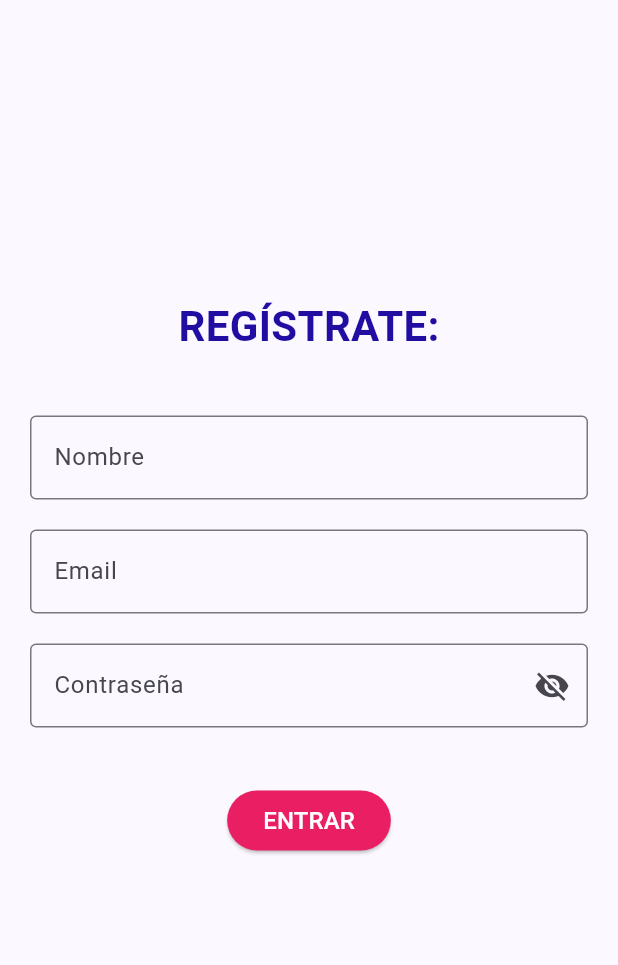
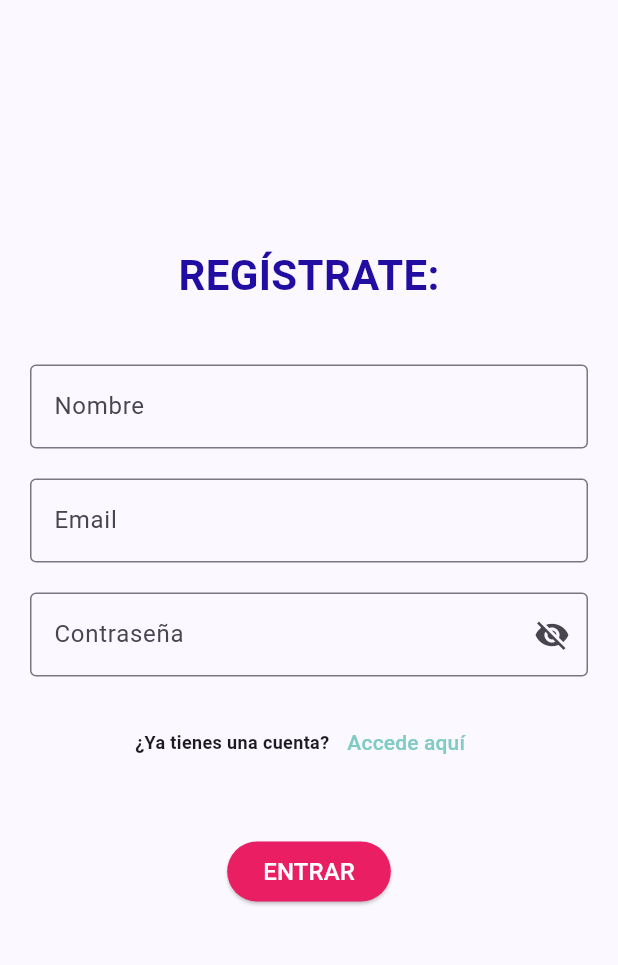
Before and after one commit to isabel-merino/calculadora_cebrecos_fest_local, a Flutter app: the screen it shows after launch, after a tap on "Regístrate aquí", on a phone screen of 412 x 824 dp, the part 84-1049 px from its top. Run offline on Flutter 3.47's test engine with Material 3 defaults, Android fonts, the phone set to English and light mode, and no system bars; our stand-ins replace firebase_core; accounts and stored records are empty.

Commit message:
Improvement of login, sign up and text del recuento

```diff
--- a/lib/screen_login.dart
+++ b/lib/screen_login.dart
@@ -48,14 +48,17 @@ class ScreenLogin extends StatelessWidget{
               Row(
                 mainAxisAlignment: MainAxisAlignment.center,
                 children: [
-                  Text("No tienes una cuenta?"),
+                  Text(
+                    "¿No tienes una cuenta?",
+                    style: TextStyle(fontSize: 12, fontWeight: FontWeight.bold,),
+                  ),
                   TextButton(
                     onPressed: () {
                       Navigator.push(context, MaterialPageRoute(builder: (context) => ScreenSignUp()),);
                     },
                     child: Text(
                       'Regístrate aquí',
-                      style: TextStyle(color: Colors.blue),
+                      style: TextStyle(color: Colors.teal.shade200),
                     ),
                   ),
                 ],
--- a/lib/screen_signup.dart
+++ b/lib/screen_signup.dart
@@ -1,5 +1,6 @@
 import 'package:flutter/material.dart';
 import 'package:calculadora_cebrecos_fest_local/screen_navigation_bar.dart';
+import 'package:calculadora_cebrecos_fest_local/screen_login.dart';
 
 class ScreenSignUp extends StatelessWidget{
 
@@ -50,6 +51,25 @@ class ScreenSignUp extends StatelessWidget{
                   suffixIcon: Icon(Icons.visibility_off),
                 ),
               ),
+              SizedBox(height: 20,),
+              Row(
+                mainAxisAlignment: MainAxisAlignment.center,
+                children: [
+                  Text(
+                    "¿Ya tienes una cuenta?",
+                    style: TextStyle(fontSize: 12, fontWeight: FontWeight.bold,),
+                  ),
+                  TextButton(
+                    onPressed: () {
+                      Navigator.push(context, MaterialPageRoute(builder: (context) => ScreenLogin()),);
+                    },
+                    child: Text(
+                      'Accede aquí',
+                      style: TextStyle(color: Colors.teal.shade200),
+                    ),
+                  ),
+                ],
+              ),
               SizedBox(height: 38,),
               ElevatedButton(
                 onPressed: () {
```
Also changed, not shown: lib/screen_calculation.dart (+6 -2 lines).
